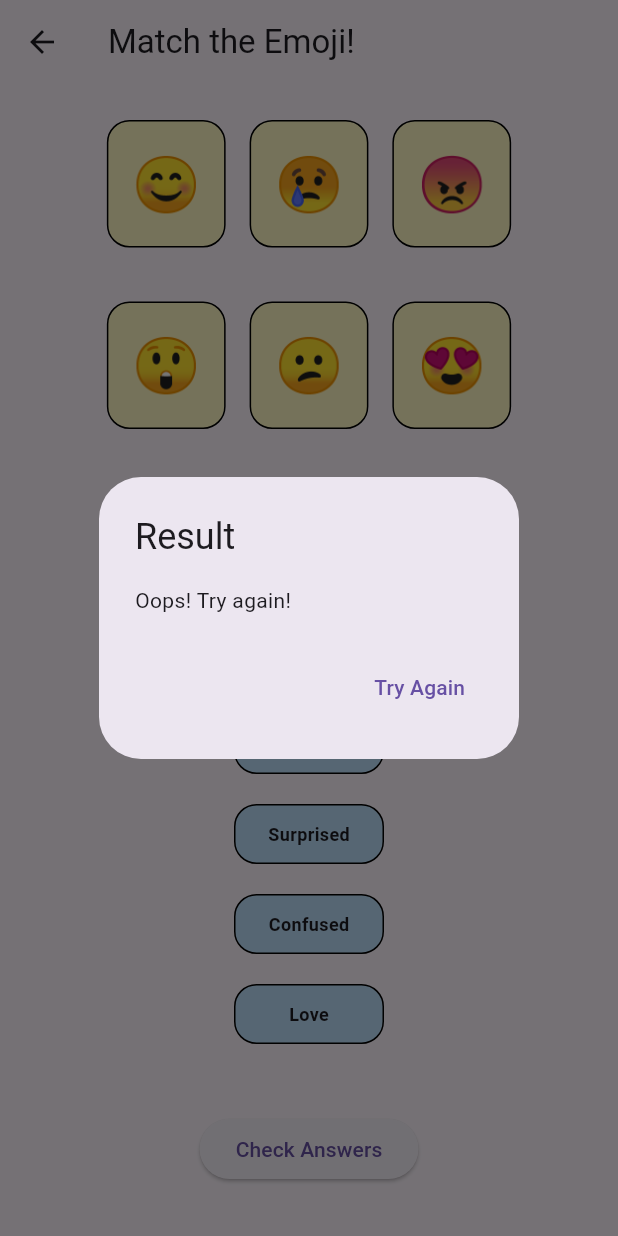
After one commit to Binuri2005/Final_year_project, a Flutter app: the Level1GamePage screen opened directly, after a tap on "Check Answers", on a phone screen of 412 x 824 dp. The commit adds this screen. Run offline on Flutter 3.47's test engine with Material 3 defaults, Android fonts, the phone set to English and light mode, and no system bars; our stand-ins replace animate_do.

Commit message:
adding the level 01 game page with some basic drag and drop game

```diff
--- /dev/null
+++ b/lib/screens/level_1_Game_Page.dart
@@ -0,0 +1,173 @@
+import 'package:flutter/material.dart';
+
+class Level1GamePage extends StatefulWidget {
+  @override
+  _Level1GamePageState createState() => _Level1GamePageState();
+}
+
+class _Level1GamePageState extends State<Level1GamePage> {
+  // List of expressions and their emojis
+  final List<Map<String, String>> expressions = [
+    {"term": "Happy", "emoji": "😊"},
+    {"term": "Sad", "emoji": "😢"},
+    {"term": "Angry", "emoji": "😠"},
+    {"term": "Surprised", "emoji": "😲"},
+    {"term": "Confused", "emoji": "😕"},
+    {"term": "Love", "emoji": "😍"},
+  ];
+
+  // Map to track the current drop status of each expression
+  Map<String, String> droppedExpressions = {};
+
+  @override
+  Widget build(BuildContext context) {
+    return Scaffold(
+      appBar: AppBar(title: Text("Match the Emoji!")),
+      body: SingleChildScrollView(
+        child: Column(
+          children: [
+            // Draggable Emojis
+            Padding(
+              padding: const EdgeInsets.all(16.0),
+              child: Column(
+                children: [
+                  // First Row of Emojis (3 emojis)
+                  Row(
+                    mainAxisAlignment: MainAxisAlignment.center,
+                    children: expressions.sublist(0, 3).map((expression) {
+                      return Draggable<String>(
+                        data: expression['emoji'],
+                        child: EmojiBox(emoji: expression['emoji']!),
+                        feedback: EmojiBox(emoji: expression['emoji']!),
+                        childWhenDragging: EmojiBox(emoji: "❓"),
+                      );
+                    }).toList(),
+                  ),
+                  SizedBox(height: 20),
+                  // Second Row of Emojis (3 emojis)
+                  Row(
+                    mainAxisAlignment: MainAxisAlignment.center,
+                    children: expressions.sublist(3, 6).map((expression) {
+                      return Draggable<String>(
+                        data: expression['emoji'],
+                        child: EmojiBox(emoji: expression['emoji']!),
+                        feedback: EmojiBox(emoji: expression['emoji']!),
+                        childWhenDragging: EmojiBox(emoji: "❓"),
+                      );
+                    }).toList(),
+                  ),
+                ],
+              ),
+            ),
+            SizedBox(height: 20),
+            // Drop targets for terms with smaller answer boxes
+            Padding(
+              padding: const EdgeInsets.all(16.0),
+              child: Column(
+                children: expressions.map((expression) {
+                  return DragTarget<String>(
+                    onAccept: (data) {
+                      setState(() {
+                        droppedExpressions[expression['term']!] = data;
+                      });
+                    },
+                    builder: (context, candidateData, rejectedData) {
+                      return Container(
+                        margin: EdgeInsets.symmetric(vertical: 10),
+                        padding: EdgeInsets.all(8),
+                        height: 40, // Smaller height
+                        width: 100, // Smaller width
+                        decoration: BoxDecoration(
+                          color: Colors.blue[100],
+                          borderRadius: BorderRadius.circular(15),
+                          border: Border.all(color: Colors.black, width: 1),
+                        ),
+                        child: Center(
+                          child: Text(
+                            droppedExpressions[expression['term']!] ??
+                                expression['term']!,
+                            style: TextStyle(
+                                fontSize: 12, fontWeight: FontWeight.bold),
+                          ),
+                        ),
+                      );
+                    },
+                  );
+                }).toList(),
+              ),
+            ),
+            SizedBox(height: 20),
+            // Button to check answers
+            ElevatedButton(
+              onPressed: () {
+                checkAnswers();
+              },
+              child: Text("Check Answers"),
+            ),
+          ],
+        ),
+      ),
+    );
+  }
+
+  // Method to check if all the answers are correct
+  void checkAnswers() {
+    bool isCorrect = true;
+    expressions.forEach((expression) {
+      if (droppedExpressions[expression['term']!] != expression['emoji']) {
+        isCorrect = false;
+      }
+    });
+
+    String message = isCorrect
+        ? "Congratulations! All matches are correct!"
+        : "Oops! Try again!";
+    showDialog(
+      context: context,
+      builder: (context) {
+        return AlertDialog(
+          title: Text("Result"),
+          content: Text(message),
+          actions: [
+            TextButton(
+              onPressed: () {
+                Navigator.pop(context);
+                setState(() {
+                  droppedExpressions
+                      .clear(); // Clear all the dropped expressions to start over
+                });
+              },
+              child: Text("Try Again"),
+            ),
+          ],
+        );
+      },
+    );
+  }
+}
+
+// Widget for displaying emojis inside a box
+class EmojiBox extends StatelessWidget {
+  final String emoji;
+
+  EmojiBox({required this.emoji});
+
+  @override
+  Widget build(BuildContext context) {
+    return Container(
+      margin: EdgeInsets.all(8),
+      padding: EdgeInsets.all(16),
+      decoration: BoxDecoration(
+        color: Colors.yellow[100],
+        borderRadius: BorderRadius.circular(15),
+        border: Border.all(color: Colors.black, width: 1),
+      ),
+      child: Center(
+        child: Text(
+          emoji,
+          style: TextStyle(fontSize: 36),
+        ),
+      ),
+    );
+  }
+}
--- a/lib/screens/social_skills_page.dart
+++ b/lib/screens/social_skills_page.dart
@@ -1,4 +1,5 @@
 import 'package:flutter/material.dart';
+import 'package:app/screens/level_1_Game_Page.dart';
 
 class SocialSkillsPage extends StatelessWidget {
   @override
@@ -163,10 +164,17 @@ class SocialSkillsPage extends StatelessWidget {
               ),
 
               // Three smaller boxes below the Play and Match Emotions Game box (stacked vertically)
-              Column(
-                children: [
-                  // First smaller box
-                  Container(
+              GestureDetector(
+                onTap: () {
+                  // Navigate to the Level 1 game page
+                  Navigator.push(
+                    context,
+                    MaterialPageRoute(
+                        builder: (context) =>
+                            Level1GamePage()), // Navigate to Level1GamePage
+                  );
+                },
+                child: Container(
                   margin: EdgeInsets.symmetric(vertical: 10),
                   padding: EdgeInsets.all(10),
                   height: 50,
@@ -195,6 +203,7 @@ class SocialSkillsPage extends StatelessWidget {
                         fontWeight: FontWeight.bold,
                         color: Colors.black,
                         overflow: TextOverflow.ellipsis,
+                      ),
                     ),
                   ),
                 ),
@@ -271,8 +280,6 @@ class SocialSkillsPage extends StatelessWidget {
               ),
             ],
           ),
-            ],
-          ),
         ),
       ),
     );
```
Lines whose indentation alone changed are shown as unchanged.
